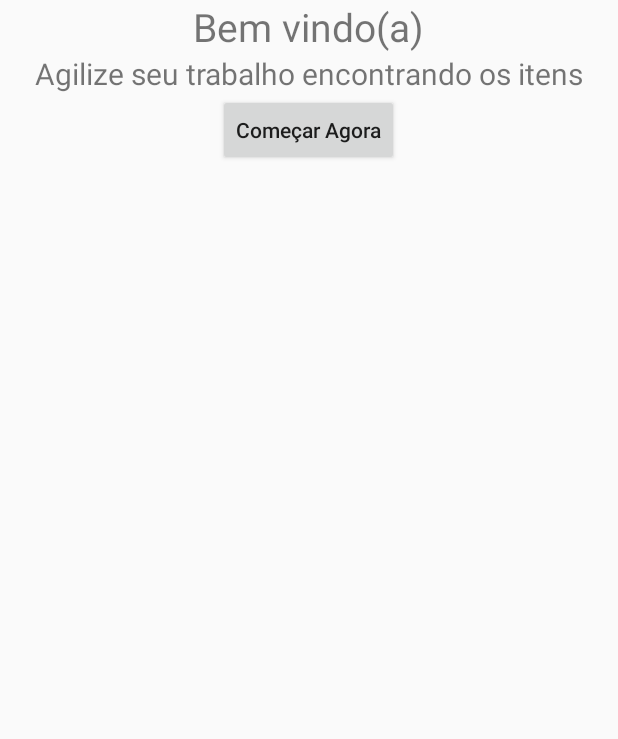
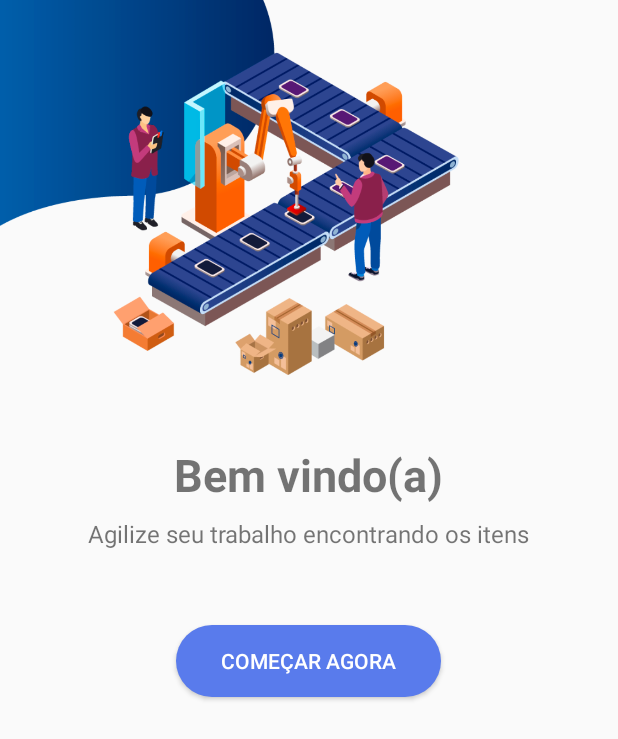
Before and after one commit to caco-jr/controle-ativos, an Android app: the screen it shows after launch (MainActivity), on a phone screen of 412 x 824 dp. Shown: the top 739 px of the screen. Run offline under Robolectric (Android 15) with nearby library versions, the light colour scheme and no system bars.

Commit message:
feat: Upgrade visual e aprimoramento na busca

```diff
--- /dev/null
+++ b/app/src/main/res/drawable/ic_business_black_24dp.xml
@@ -0,0 +1,5 @@
+<vector android:height="24dp" android:tint="#656565"
+    android:viewportHeight="24.0" android:viewportWidth="24.0"
+    android:width="24dp" xmlns:android="http://schemas.android.com/apk/res/android">
+    <path android:fillColor="#FF000000" android:pathData="M12,7L12,3L2,3v18h20L22,7L12,7zM6,19L4,19v-2h2v2zM6,15L4,15v-2h2v2zM6,11L4,11L4,9h2v2zM6,7L4,7L4,5h2v2zM10,19L8,19v-2h2v2zM10,15L8,15v-2h2v2zM10,11L8,11L8,9h2v2zM10,7L8,7L8,5h2v2zM20,19h-8v-2h2v-2h-2v-2h2v-2h-2L12,9h8v10zM18,11h-2v2h2v-2zM18,15h-2v2h2v-2z"/>
+</vector>
--- /dev/null
+++ b/app/src/main/res/drawable/ic_explore_black_24dp.xml
@@ -0,0 +1,5 @@
+<vector android:height="24dp" android:tint="#656565"
+    android:viewportHeight="24.0" android:viewportWidth="24.0"
+    android:width="24dp" xmlns:android="http://schemas.android.com/apk/res/android">
+    <path android:fillColor="#FF000000" android:pathData="M12,10.9c-0.61,0 -1.1,0.49 -1.1,1.1s0.49,1.1 1.1,1.1c0.61,0 1.1,-0.49 1.1,-1.1s-0.49,-1.1 -1.1,-1.1zM12,2C6.48,2 2,6.48 2,12s4.48,10 10,10 10,-4.48 10,-10S17.52,2 12,2zM14.19,14.19L6,18l3.81,-8.19L18,6l-3.81,8.19z"/>
+</vector>
--- /dev/null
+++ b/app/src/main/res/drawable/ic_stop_white_24dp.xml
@@ -0,0 +1,5 @@
+<vector android:height="24dp" android:tint="#FFFFFF"
+    android:viewportHeight="24.0" android:viewportWidth="24.0"
+    android:width="24dp" xmlns:android="http://schemas.android.com/apk/res/android">
+    <path android:fillColor="#FF000000" android:pathData="M6,6h12v12H6z"/>
+</vector>
--- /dev/null
+++ b/app/src/main/res/drawable/rounded_button.xml
@@ -0,0 +1,6 @@
+<?xml version="1.0" encoding="utf-8"?>
+<shape xmlns:android="http://schemas.android.com/apk/res/android"
+       android:shape="rectangle">
+    <solid android:color="@color/colorPrimary"/>
+    <corners android:radius="36dp"/>
+</shape>
--- a/app/src/main/res/layout/activity_main.xml
+++ b/app/src/main/res/layout/activity_main.xml
@@ -7,27 +7,43 @@
         android:layout_height="match_parent"
         tools:context=".MainActivity" android:orientation="vertical">
 
+    <ImageView
+            android:layout_width="match_parent"
+            android:layout_height="250dp"
+            android:src="@drawable/background_person"
+            android:scaleType="fitStart"
+            android:layout_marginBottom="46dp"
+    />
+
 
     <TextView
             android:layout_width="wrap_content"
             android:layout_height="wrap_content"
             android:text="Bem vindo(a)"
-            android:textSize="26sp"
+            android:textStyle="bold"
+            android:textSize="30sp"
             android:layout_gravity="center"/>
 
     <TextView
             android:layout_width="wrap_content"
             android:layout_height="wrap_content"
             android:text="Agilize seu trabalho encontrando os itens"
-            android:textSize="20sp"
-            android:layout_gravity="center"/>
+            android:textSize="16sp"
+            android:layout_gravity="center"
+            android:layout_marginTop="8dp"
+            android:layout_marginBottom="50dp"/>
 
     <Button
             android:id="@+id/startNow"
             android:layout_width="wrap_content"
             android:layout_height="wrap_content"
             android:text="Começar Agora"
-            android:textAllCaps="false"
-            android:layout_gravity="center"/>
+            android:background="@drawable/rounded_button"
+            android:textColor="#ffffff"
+            android:layout_gravity="center"
+            android:paddingStart="30dp"
+            android:paddingEnd="30dp"
+
+    />
 
 </LinearLayout>
--- a/app/src/main/res/values/colors.xml
+++ b/app/src/main/res/values/colors.xml
@@ -1,6 +1,8 @@
 <?xml version="1.0" encoding="utf-8"?>
 <resources>
-    <color name="colorPrimary">#008577</color>
-    <color name="colorPrimaryDark">#00574B</color>
-    <color name="colorAccent">#D81B60</color>
+    <color name="colorPrimaryLight">#4CC7FF</color>
+    <color name="colorPrimary">#597BEC</color>
+    <color name="colorPrimaryDark">#444F8B</color>
+
+    <color name="colorAccent">#eb3b5a</color>
 </resources>
```
Also changed, not shown: app/src/main/java/br/com/i42/controledeativos/BeaconAdapter.kt (+6 -1 lines), app/src/main/java/br/com/i42/controledeativos/FindBeaconActivity.kt (+20 -7 lines), app/src/main/res/layout/beacon_list_item.xml (+16 -1 lines), app/src/main/res/drawable-hdpi/ic_explore_black_24dp.png (deleted), app/src/main/res/drawable-mdpi/ic_explore_black_24dp.png (deleted), app/src/main/res/drawable-xhdpi/ic_explore_black_24dp.png (deleted), app/src/main/res/drawable-xxhdpi/ic_explore_black_24dp.png (deleted), app/src/main/res/drawable-xxxhdpi/ic_explore_black_24dp.png (deleted), app/src/main/res/drawable/background_person.png (added).
